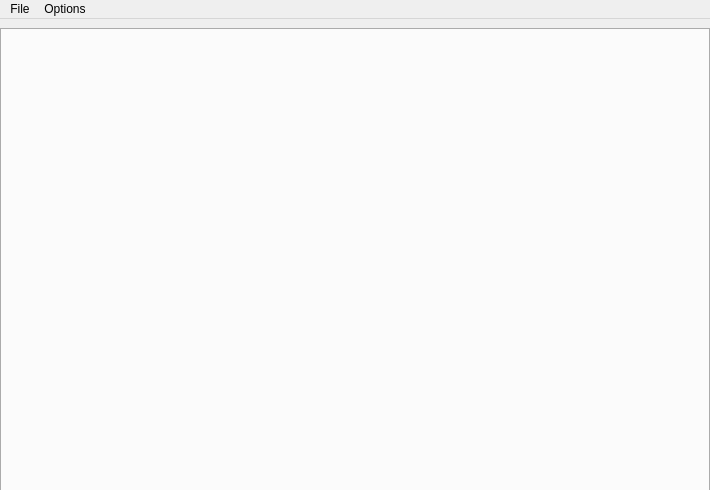
Old version of the form mainwindow.ui in the repository KaiDrange/OctaChainer.
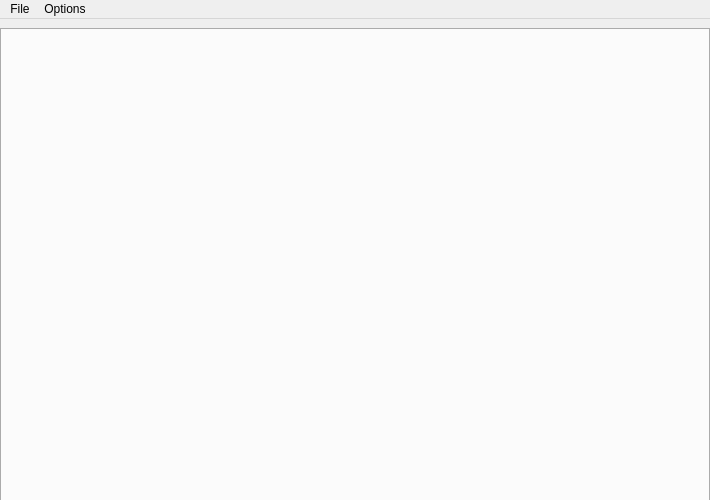
New version of the form.

Commit message:
Make main window fixed-size
It doesn't make sense to be able to allow window resizing
since none of the views can handle resizing.

Patch:
```diff
--- a/mainwindow.ui
+++ b/mainwindow.ui
@@ -7,9 +7,21 @@
     <x>0</x>
     <y>0</y>
     <width>710</width>
-    <height>490</height>
+    <height>500</height>
    </rect>
   </property>
+  <property name="minimumSize">
+   <size>
+    <width>710</width>
+    <height>500</height>
+   </size>
+  </property>
+  <property name="maximumSize">
+   <size>
+    <width>710</width>
+    <height>500</height>
+   </size>
+  </property>
   <property name="windowTitle">
    <string>OctaChainer</string>
   </property>
@@ -29,7 +41,7 @@
       <x>0</x>
       <y>9</y>
       <width>710</width>
-      <height>511</height>
+      <height>491</height>
      </rect>
     </property>
     <property name="currentIndex">
```
